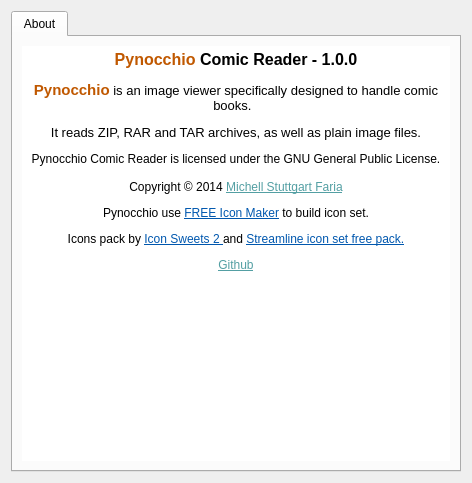
First picture: the form in view/about_dialog.ui, repository mstuttgart/pynocchio, before the edit.
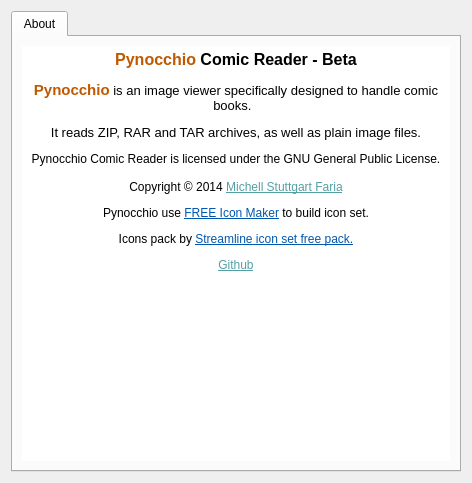
Second picture: the form after the edit. Icons and pictures are not drawn.

The edit to the form file:
```diff
--- a/view/about_dialog.ui
+++ b/view/about_dialog.ui
@@ -55,18 +55,17 @@
           <string>&lt;!DOCTYPE HTML PUBLIC &quot;-//W3C//DTD HTML 4.0//EN&quot; &quot;http://www.w3.org/TR/REC-html40/strict.dtd&quot;&gt;
 &lt;html&gt;&lt;head&gt;&lt;meta name=&quot;qrichtext&quot; content=&quot;1&quot; /&gt;&lt;style type=&quot;text/css&quot;&gt;
 p, li { white-space: pre-wrap; }
-&lt;/style&gt;&lt;/head&gt;&lt;body style=&quot; font-family:'DejaVu Sans'; font-size:9pt; font-weight:400; font-style:normal;&quot;&gt;
+&lt;/style&gt;&lt;/head&gt;&lt;body style=&quot; font-family:'Noto Sans'; font-size:9pt; font-weight:400; font-style:normal;&quot;&gt;
 &lt;p align=&quot;center&quot; style=&quot; margin-top:0px; margin-bottom:0px; margin-left:0px; margin-right:0px; -qt-block-indent:0; text-indent:0px;&quot;&gt;&lt;img src=&quot;:/icons/icons/freeiconmaker_2 1.png&quot; /&gt;&lt;/p&gt;
-&lt;p align=&quot;center&quot; style=&quot; margin-top:12px; margin-bottom:12px; margin-left:0px; margin-right:0px; -qt-block-indent:0; text-indent:0px;&quot;&gt;&lt;span style=&quot; font-size:12pt; font-weight:600; color:#c05800;&quot;&gt;Pynocchio&lt;/span&gt;&lt;span style=&quot; font-size:12pt; font-weight:600;&quot;&gt; Comic Reader - 1.0.0&lt;/span&gt;&lt;/p&gt;
-&lt;p align=&quot;center&quot; style=&quot; margin-top:12px; margin-bottom:12px; margin-left:0px; margin-right:0px; -qt-block-indent:0; text-indent:0px;&quot;&gt;&lt;span style=&quot; font-size:11pt; font-weight:600; color:#c05800;&quot;&gt;Pynocchio&lt;/span&gt;&lt;span style=&quot; font-size:10pt;&quot;&gt; is an image viewer specifically designed to handle comic books.  &lt;/span&gt;&lt;/p&gt;
-&lt;p align=&quot;center&quot; style=&quot; margin-top:12px; margin-bottom:12px; margin-left:0px; margin-right:0px; -qt-block-indent:0; text-indent:0px;&quot;&gt;&lt;span style=&quot; font-size:10pt;&quot;&gt;It reads ZIP, RAR and TAR archives, as well as plain image files.&lt;/span&gt;&lt;/p&gt;
-&lt;p align=&quot;center&quot; style=&quot; margin-top:0px; margin-bottom:0px; margin-left:0px; margin-right:0px; -qt-block-indent:0; text-indent:0px;&quot;&gt;Pynocchio Comic Reader is licensed under the GNU General Public License.&lt;/p&gt;
-&lt;p align=&quot;center&quot; style=&quot;-qt-paragraph-type:empty; margin-top:0px; margin-bottom:0px; margin-left:0px; margin-right:0px; -qt-block-indent:0; text-indent:0px;&quot;&gt;&lt;br /&gt;&lt;/p&gt;
-&lt;p align=&quot;center&quot; style=&quot; margin-top:0px; margin-bottom:0px; margin-left:0px; margin-right:0px; -qt-block-indent:0; text-indent:0px;&quot;&gt;Copyright © 2014 &lt;a href=&quot;michellstut@gmail.com&quot;&gt;&lt;span style=&quot; text-decoration: underline; color:#539fa3;&quot;&gt;Michell Stuttgart Faria&lt;/span&gt;&lt;/a&gt;&lt;/p&gt;
-&lt;p align=&quot;center&quot; style=&quot; margin-top:12px; margin-bottom:12px; margin-left:0px; margin-right:0px; -qt-block-indent:0; text-indent:0px;&quot;&gt;Pynocchio use &lt;a href=&quot;http://freeiconmaker.com/&quot;&gt;&lt;span style=&quot; text-decoration: underline; color:#0057ae;&quot;&gt;FREE Icon Maker&lt;/span&gt;&lt;/a&gt; to build icon set.&lt;/p&gt;
-&lt;p align=&quot;center&quot; style=&quot; margin-top:12px; margin-bottom:12px; margin-left:0px; margin-right:0px; -qt-block-indent:0; text-indent:0px;&quot;&gt;Icons pack by &lt;a href=&quot;http://iconsweets2.com/&quot;&gt;&lt;span style=&quot; text-decoration: underline; color:#0057ae;&quot;&gt;Icon Sweets 2 &lt;/span&gt;&lt;/a&gt;and &lt;a href=&quot;https://www.iconfinder.com/iconsets/streamline-icon-set-free-pack&quot;&gt;&lt;span style=&quot; text-decoration: underline; color:#0057ae;&quot;&gt;Streamline icon set free pack.&lt;/span&gt;&lt;/a&gt;&lt;/p&gt;
-&lt;p align=&quot;center&quot; style=&quot; margin-top:12px; margin-bottom:12px; margin-left:0px; margin-right:0px; -qt-block-indent:0; text-indent:0px;&quot;&gt;&lt;a href=&quot;https://github.com/MStuttgart&quot;&gt;&lt;span style=&quot; text-decoration: underline; color:#539fa3;&quot;&gt;Github&lt;/span&gt;&lt;/a&gt;&lt;/p&gt;
-&lt;p align=&quot;center&quot; style=&quot;-qt-paragraph-type:empty; margin-top:12px; margin-bottom:12px; margin-left:0px; margin-right:0px; -qt-block-indent:0; text-indent:0px; text-decoration: underline; color:#0057ae;&quot;&gt;&lt;br /&gt;&lt;/p&gt;&lt;/body&gt;&lt;/html&gt;</string>
+&lt;p align=&quot;center&quot; style=&quot; margin-top:12px; margin-bottom:12px; margin-left:0px; margin-right:0px; -qt-block-indent:0; text-indent:0px;&quot;&gt;&lt;span style=&quot; font-family:'DejaVu Sans'; font-size:12pt; font-weight:600; color:#c05800;&quot;&gt;Pynocchio&lt;/span&gt;&lt;span style=&quot; font-family:'DejaVu Sans'; font-size:12pt; font-weight:600;&quot;&gt; Comic Reader - Beta&lt;/span&gt;&lt;/p&gt;
+&lt;p align=&quot;center&quot; style=&quot; margin-top:12px; margin-bottom:12px; margin-left:0px; margin-right:0px; -qt-block-indent:0; text-indent:0px;&quot;&gt;&lt;span style=&quot; font-family:'DejaVu Sans'; font-size:11pt; font-weight:600; color:#c05800;&quot;&gt;Pynocchio&lt;/span&gt;&lt;span style=&quot; font-family:'DejaVu Sans'; font-size:10pt;&quot;&gt; is an image viewer specifically designed to handle comic books.  &lt;/span&gt;&lt;/p&gt;
+&lt;p align=&quot;center&quot; style=&quot; margin-top:12px; margin-bottom:12px; margin-left:0px; margin-right:0px; -qt-block-indent:0; text-indent:0px;&quot;&gt;&lt;span style=&quot; font-family:'DejaVu Sans'; font-size:10pt;&quot;&gt;It reads ZIP, RAR and TAR archives, as well as plain image files.&lt;/span&gt;&lt;/p&gt;
+&lt;p align=&quot;center&quot; style=&quot; margin-top:0px; margin-bottom:0px; margin-left:0px; margin-right:0px; -qt-block-indent:0; text-indent:0px;&quot;&gt;&lt;span style=&quot; font-family:'DejaVu Sans';&quot;&gt;Pynocchio Comic Reader is licensed under the GNU General Public License.&lt;/span&gt;&lt;/p&gt;
+&lt;p align=&quot;center&quot; style=&quot;-qt-paragraph-type:empty; margin-top:0px; margin-bottom:0px; margin-left:0px; margin-right:0px; -qt-block-indent:0; text-indent:0px; font-family:'DejaVu Sans';&quot;&gt;&lt;br /&gt;&lt;/p&gt;
+&lt;p align=&quot;center&quot; style=&quot; margin-top:0px; margin-bottom:0px; margin-left:0px; margin-right:0px; -qt-block-indent:0; text-indent:0px;&quot;&gt;&lt;span style=&quot; font-family:'DejaVu Sans';&quot;&gt;Copyright © 2014 &lt;/span&gt;&lt;a href=&quot;michellstut@gmail.com&quot;&gt;&lt;span style=&quot; font-family:'DejaVu Sans'; text-decoration: underline; color:#539fa3;&quot;&gt;Michell Stuttgart Faria&lt;/span&gt;&lt;/a&gt;&lt;/p&gt;
+&lt;p align=&quot;center&quot; style=&quot; margin-top:12px; margin-bottom:12px; margin-left:0px; margin-right:0px; -qt-block-indent:0; text-indent:0px;&quot;&gt;&lt;span style=&quot; font-family:'DejaVu Sans';&quot;&gt;Pynocchio use &lt;/span&gt;&lt;a href=&quot;http://freeiconmaker.com/&quot;&gt;&lt;span style=&quot; font-family:'DejaVu Sans'; text-decoration: underline; color:#0057ae;&quot;&gt;FREE Icon Maker&lt;/span&gt;&lt;/a&gt;&lt;span style=&quot; font-family:'DejaVu Sans';&quot;&gt; to build icon set.&lt;/span&gt;&lt;/p&gt;
+&lt;p align=&quot;center&quot; style=&quot; margin-top:12px; margin-bottom:12px; margin-left:0px; margin-right:0px; -qt-block-indent:0; text-indent:0px;&quot;&gt;&lt;span style=&quot; font-family:'DejaVu Sans';&quot;&gt;Icons pack by &lt;/span&gt;&lt;a href=&quot;https://www.iconfinder.com/iconsets/streamline-icon-set-free-pack&quot;&gt;&lt;span style=&quot; font-family:'DejaVu Sans'; text-decoration: underline; color:#0057ae;&quot;&gt;Streamline icon set free pack.&lt;/span&gt;&lt;/a&gt;&lt;/p&gt;
+&lt;p align=&quot;center&quot; style=&quot; margin-top:12px; margin-bottom:12px; margin-left:0px; margin-right:0px; -qt-block-indent:0; text-indent:0px;&quot;&gt;&lt;a href=&quot;https://github.com/MStuttgart&quot;&gt;&lt;span style=&quot; font-family:'DejaVu Sans'; text-decoration: underline; color:#539fa3;&quot;&gt;Github&lt;/span&gt;&lt;/a&gt;&lt;/p&gt;&lt;/body&gt;&lt;/html&gt;</string>
          </property>
         </widget>
        </item>
```
